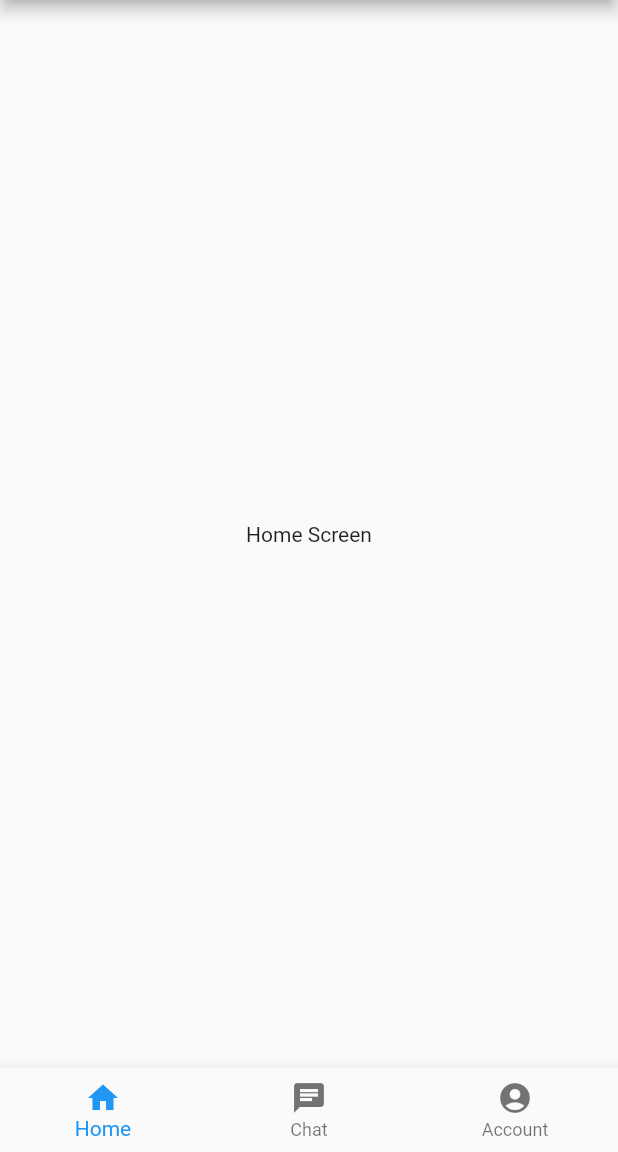
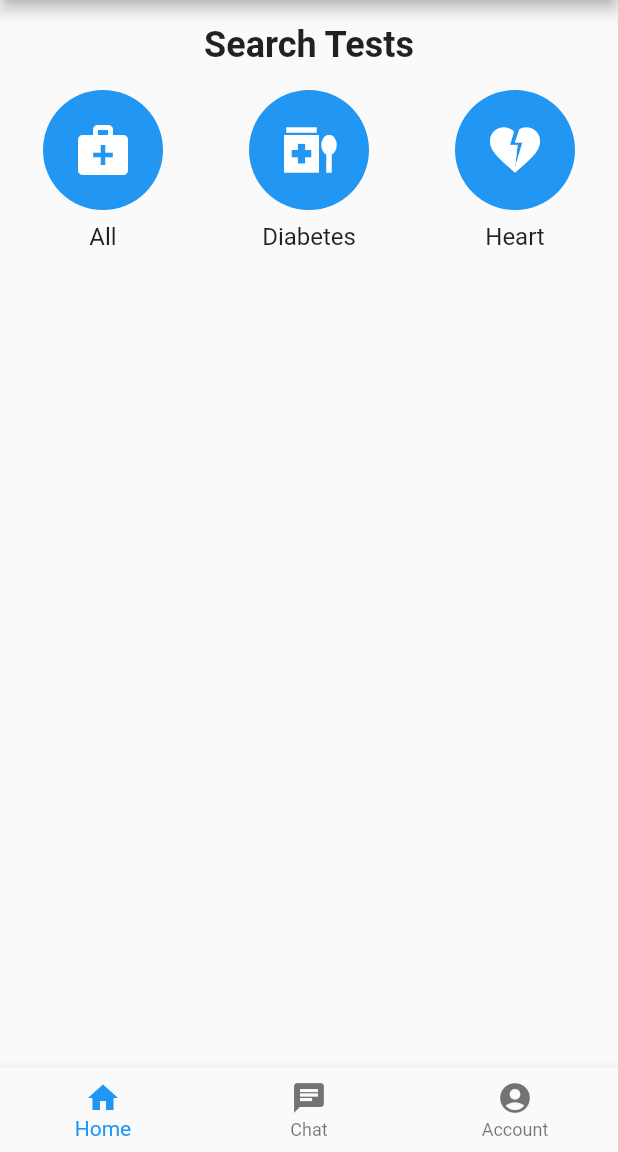
Before and after one commit to Hadiyahsaeed/MishalLab, a Flutter app: the screen it shows after launch, on a phone screen of 412 x 824 dp, the part 84-1236 px from its top. Run offline on Flutter 3.47's test engine with Material 2 defaults, Android fonts, the phone set to English and light mode, and no system bars.

Commit message:
Initial Commit

```diff
--- a/lib/main.dart
+++ b/lib/main.dart
@@ -1,5 +1,6 @@
 import 'package:flutter/material.dart';
 
+//change test
 void main() {
   runApp(const MyApp());
 }
@@ -31,7 +32,9 @@ class _MyHomePageState extends State<MyHomePage> {
   Widget build(BuildContext context) {
     return Scaffold(
       appBar: AppBar(
+        backgroundColor: Colors.blue,
         title: const Text('MishalLab'),
+
         actions: [
           IconButton(
             icon: const Icon(Icons.shopping_cart),
@@ -58,14 +61,18 @@ class _MyHomePageState extends State<MyHomePage> {
           BottomNavigationBarItem(
             icon: Icon(Icons.home),
             label: 'Home',
+            backgroundColor: Color.fromARGB(255, 38, 49, 130),
           ),
           BottomNavigationBarItem(
             icon: Icon(Icons.chat),
             label: 'Chat',
+            backgroundColor: Colors.blue,
           ),
           BottomNavigationBarItem(
             icon: Icon(Icons.account_circle),
             label: 'Account',
+            backgroundColor: Colors.blue,
+
           ),
         ],
       ),
@@ -77,7 +84,7 @@ class _MyHomePageState extends State<MyHomePage> {
       case 0:
         return const HomeScreen();
       case 1:
-        return const ChatScreen();
+        return ChatPage();
       case 2:
         return const AccountPage();
       default:
@@ -91,12 +98,71 @@ class HomeScreen extends StatelessWidget {
 
   @override
   Widget build(BuildContext context) {
-    return const Center(
-      child: Text('Home Screen'),
+    return Column(
+      crossAxisAlignment: CrossAxisAlignment.center,
+      children: [
+        const SizedBox(height: 16.0),
+        const Text(
+          'Search Tests',
+          style: TextStyle(
+            fontSize: 24.0,
+            fontWeight: FontWeight.bold,
+          ),
+        ),
+        const SizedBox(height: 16.0),
+        GridView.count(
+          crossAxisCount: 3, // 3 buttons in a row
+          shrinkWrap: true,
+          physics: const NeverScrollableScrollPhysics(),
+          children: [
+            _buildButton(context, 'All', Icons.medical_services),
+            _buildButton(context, 'Diabetes', Icons.medication_liquid_outlined),
+            _buildButton(context, 'Heart', Icons.heart_broken),
+          ],
+        ),
+      ],
+    );
+  }
+
+  Widget _buildButton(BuildContext context, String text, IconData icon) {
+    return InkWell(
+      onTap: () {
+        // Navigate to the corresponding page when a button is clicked
+        String route;
+        if (text == 'All') {
+          route = '/all';
+        } else if (text == 'Diabetes') {
+          route = '/diabetes';
+        } else {
+          route = '/heart';
+        }
+        Navigator.of(context).pushNamed(route);
+      },
+      child: Column(
+        children: [
+          Container(
+            width: 80.0,
+            height: 80.0,
+            decoration: const BoxDecoration(
+              color: Colors.blue,
+              shape: BoxShape.circle,
+            ),
+            child: Icon(
+              icon,
+              size: 40.0,
+              color: Colors.white,
+            ),
+          ),
+          const SizedBox(height: 8.0),
+          Text(
+            text,
+            style: const TextStyle(fontSize: 16.0),
+          ),
+        ],
+      ),
     );
   }
 }
-
 class ChatScreen extends StatelessWidget {
   const ChatScreen({super.key});
 
@@ -107,18 +173,58 @@ class ChatScreen extends StatelessWidget {
     );
   }
 }
-
-class AccountScreen extends StatelessWidget {
-  const AccountScreen({super.key});
-
+// ignore: use_key_in_widget_constructors
+class ChatPage extends StatelessWidget {
   @override
   Widget build(BuildContext context) {
-    return const Center(
-      child: Text('Account Screen'),
+    return MaterialApp(
+      debugShowCheckedModeBanner: false,
+      home: Scaffold(
+        appBar: AppBar(
+          title: const Text("Chat with us"),
+        ),
+        body: const Center(
+          child: Icon(
+            Icons.chat_bubble,
+            semanticLabel: 'Chat with us',
+            size: 100.0, // Adjust the size of the icon as needed
+            color: Colors.blue, // Customize the color of the icon
+          ),
+        ),
+      ),
     );
   }
 }
 
+class AccountPage extends StatelessWidget {
+  const AccountPage({super.key});
+  @override
+  Widget build(BuildContext context) {
+    return Scaffold(
+      appBar: AppBar(
+        // Customize the AppBar as needed
+        title: const Text('Settings'),
+        backgroundColor: Colors.blue, // Change the background color
+        actions: <Widget>[
+          // Add action buttons or widgets on the right side of the AppBar
+          IconButton(
+            icon: const Icon(Icons.search),
+            onPressed: () {
+              // Handle the search action
+            },
+          ),
+          IconButton(
+            icon: const Icon(Icons.settings),
+            onPressed: () {
+              // Handle the settings action
+            },
+          ),
+        ],
+      ),
+
+    );
+  }
+}
 class CartPage extends StatelessWidget {
   const CartPage({super.key});
 
@@ -146,59 +252,3 @@ class CartPage extends StatelessWidget {
     );
   }
 }
-class Account extends StatelessWidget {
-  const Account({super.key});
-
-  @override
-  Widget build(BuildContext context) {
-    return const MaterialApp(
-      title: 'Flutter Header Example',
-      home: AccountPage(),
-    );
-  }
-}
-
-class AccountPage extends StatelessWidget {
-  const AccountPage({super.key});
-
-  @override
-
-  @override
-  Widget build(BuildContext context) {
-    return Scaffold(
-      appBar: AppBar(
-        // Customize the AppBar as needed
-        title: const Text('Settings'),
-        actions: [
-            IconButton(
-              icon: const Icon(Icons.search),
-              onPressed: () {
-               // ignore: avoid_print
-               print("this work is not very easy");
-              },
-            ),
-          ],
-          bottom: const PreferredSize(
-            preferredSize: Size.fromHeight(40.0),
-            child: Icon(
-              Icons.menu,
-              size: 40.0,
-              color: Colors.teal,
-            ),
-          ),
-        backgroundColor: Colors.teal, // Change the background color
-
-      ),
-
-    );
-  }
-}
-// ignore: camel_case_types
-class page extends StatelessWidget {
-  const page({super.key});
-
-  @override
-  Widget build(BuildContext context) {
-    return Container();
-  }
-}
```
Also changed, not shown: lib/chat_page.dart (added, +25 -0 lines), lib/accounts_page.dart (renamed from lib/account_page.dart).
